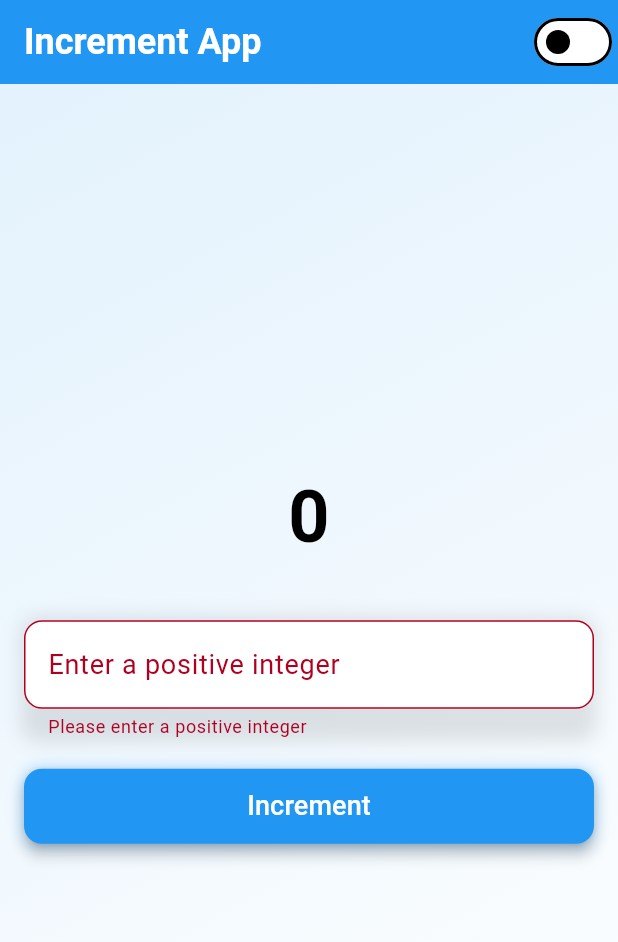
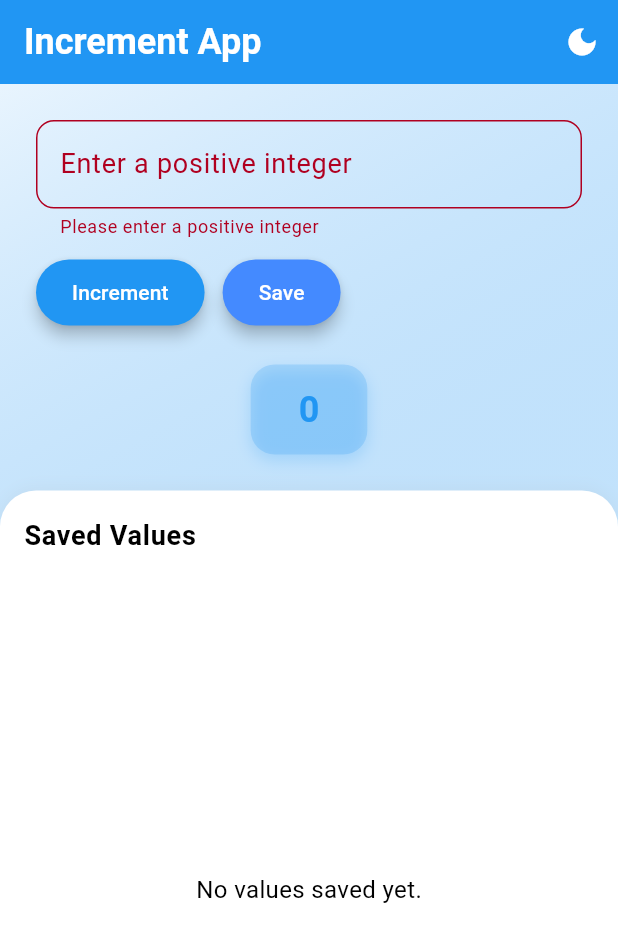
Before and after one commit to TabbyMichael/Toropal-Eval, a Flutter app: the screen it shows after launch, after a tap on "Increment", on a phone screen of 412 x 824 dp. Shown: the top 942 px of the screen. Run offline on Flutter 3.47's test engine with Material 3 defaults, Android fonts, the phone set to English and light mode, and no system bars; our stand-ins replace bloc, equatable, flutter_bloc, flutter_riverpod.

Commit message:
bloc and Increment

```diff
--- /dev/null
+++ b/lib/bloc/increment_bloc.dart
@@ -0,0 +1,43 @@
+import 'package:bloc/bloc.dart';
+import 'package:equatable/equatable.dart';
+import 'package:flutter/material.dart';
+
+part 'increment_event.dart';
+part 'increment_state.dart';
+
+class IncrementBloc extends Bloc<IncrementEvent, IncrementState> {
+  IncrementBloc() : super(const IncrementState()) {
+    on<IncrementRequested>(_onIncrementRequested);
+    on<SaveValueRequested>(_onSaveValueRequested);
+  }
+
+  void _onIncrementRequested(
+    IncrementRequested event,
+    Emitter<IncrementState> emit,
+  ) {
+    if (event.value > 0) {
+      emit(state.copyWith(value: state.value + event.value, clearError: true));
+    } else {
+      emit(state.copyWith(errorMessage: 'Please enter a positive integer'));
+    }
+  }
+
+  void _onSaveValueRequested(
+    SaveValueRequested event,
+    Emitter<IncrementState> emit,
+  ) {
+    if (state.savedValues.contains(state.value)) {
+      emit(state.copyWith(errorMessage: 'Value already saved.'));
+      return;
+    }
+    final updatedList = List<int>.from(state.savedValues)..add(state.value);
+    emit(state.copyWith(savedValues: updatedList, clearError: true));
+  }
+
+  void _onThemeModeChanged(
+    ThemeModeChanged event,
+    Emitter<IncrementState> emit,
+  ) {
+    emit(state.copyWith(themeMode: event.themeMode));
+  }
+}
--- /dev/null
+++ b/lib/bloc/increment_event.dart
@@ -0,0 +1,33 @@
+part of 'increment_bloc.dart';
+
+abstract class IncrementEvent extends Equatable {
+  const IncrementEvent();
+
+  @override
+  List<Object> get props => [];
+}
+
+class IncrementRequested extends IncrementEvent {
+  final int value;
+
+  const IncrementRequested(this.value);
+
+  @override
+  List<Object> get props => [value];
+}
+
+class SaveValueRequested extends IncrementEvent {
+  const SaveValueRequested();
+
+  @override
+  List<Object> get props => [];
+}
+
+class ThemeModeChanged extends IncrementEvent {
+  final ThemeMode themeMode;
+
+  const ThemeModeChanged(this.themeMode);
+
+  @override
+  List<Object> get props => [themeMode];
+}
--- /dev/null
+++ b/lib/bloc/increment_state.dart
@@ -0,0 +1,33 @@
+part of 'increment_bloc.dart';
+
+class IncrementState extends Equatable {
+  final int value;
+  final String? errorMessage;
+  final List<int> savedValues;
+  final ThemeMode themeMode;
+
+  const IncrementState({
+    this.value = 0,
+    this.errorMessage,
+    this.savedValues = const [],
+    this.themeMode = ThemeMode.system,
+  });
+
+  IncrementState copyWith({
+    int? value,
+    String? errorMessage,
+    List<int>? savedValues,
+    ThemeMode? themeMode,
+    bool clearError = false, // Helper to explicitly clear the error
+  }) {
+    return IncrementState(
+      value: value ?? this.value,
+      errorMessage: clearError ? null : errorMessage ?? this.errorMessage,
+      savedValues: savedValues ?? this.savedValues,
+      themeMode: themeMode ?? this.themeMode,
+    );
+  }
+
+  @override
+  List<Object?> get props => [value, errorMessage, savedValues];
+}
--- a/lib/main.dart
+++ b/lib/main.dart
@@ -1,28 +1,35 @@
 import 'package:flutter/material.dart';
-import 'package:flutter_riverpod/flutter_riverpod.dart';
+import 'package:flutter_bloc/flutter_bloc.dart'; // Import Bloc
 import 'package:toropal_clone/app_theme.dart';
-import 'package:toropal_clone/managing%20states/providers.dart';
+import 'package:toropal_clone/bloc/increment_bloc.dart'; // Import Bloc
 import 'screens/splash_screen.dart';
 
 void main() {
   WidgetsFlutterBinding.ensureInitialized();
-  runApp(const ProviderScope(child: MyApp()));
+  // Remove ProviderScope
+  runApp(const MyApp());
 }
 
-class MyApp extends ConsumerWidget {
+// Change from ConsumerWidget to StatelessWidget
+class MyApp extends StatelessWidget {
   const MyApp({super.key});
 
   @override
-  Widget build(BuildContext context, WidgetRef ref) {
-    final isDarkMode = ref.watch(themeProvider);
+  Widget build(BuildContext context) {
+    // Remove isDarkMode logic from Riverpod
 
-    return MaterialApp(
-      debugShowCheckedModeBanner: false,
-      title: 'Increment App',
-      theme: AppTheme.lightTheme(),
-      darkTheme: AppTheme.darkTheme(),
-      themeMode: isDarkMode ? ThemeMode.dark : ThemeMode.light,
-      home: const SplashScreen(),
+    // Wrap with BlocProvider
+    return BlocProvider(
+      create: (context) => IncrementBloc(),
+      child: MaterialApp(
+        debugShowCheckedModeBanner: false,
+        title: 'Increment App (BLoC)', // Update title
+        theme: AppTheme.lightTheme(),
+        darkTheme: AppTheme.darkTheme(),
+        // Use system theme mode or a fixed one if needed
+        themeMode: ThemeMode.system, // Or ThemeMode.light / ThemeMode.dark
+        home: const SplashScreen(),
+      ),
     );
   }
 }
--- a/lib/managing states/providers.dart
+++ /dev/null
@@ -1,4 +0,0 @@
-import 'package:flutter_riverpod/flutter_riverpod.dart';
-
-final themeProvider = StateProvider<bool>((ref) => false);
-final counterProvider = StateProvider<int>((ref) => 0);
--- a/lib/screens/increment_screen.dart
+++ b/lib/screens/increment_screen.dart
@@ -1,19 +1,21 @@
 import 'package:flutter/material.dart';
-import 'package:flutter_riverpod/flutter_riverpod.dart';
-import 'package:toropal_clone/managing%20states/providers.dart';
+import 'package:flutter_bloc/flutter_bloc.dart'; // Import Bloc
+import 'package:toropal_clone/bloc/increment_bloc.dart'; // Import Bloc files
 
-class IncrementScreen extends ConsumerStatefulWidget {
+// Change to StatefulWidget
+class IncrementScreen extends StatefulWidget {
   const IncrementScreen({super.key});
 
   @override
-  ConsumerState<IncrementScreen> createState() => _IncrementScreenState();
+  State<IncrementScreen> createState() => _IncrementScreenState();
 }
 
-class _IncrementScreenState extends ConsumerState<IncrementScreen>
+// Change from ConsumerState to State
+class _IncrementScreenState extends State<IncrementScreen>
     with SingleTickerProviderStateMixin {
   final TextEditingController _controller = TextEditingController();
   final FocusNode _focusNode = FocusNode();
-  String? _errorText;
+  // Removed _errorText, now handled by Bloc state
   late AnimationController _animationController;
   late Animation<double> _scaleAnimation;
 
@@ -37,37 +39,23 @@ class _IncrementScreenState extends ConsumerState<IncrementScreen>
     super.dispose();
   }
 
-  void _incrementCounter() {
+  void _incrementCounter(BuildContext context) {
+    // Pass context
     final input = _controller.text;
-    if (input.isEmpty) {
-      setState(() {
-        _errorText = 'Please enter a positive integer';
-      });
-      return;
-    }
+    final number = int.tryParse(input);
 
-    final number = int.tryParse(input);
-    if (number == null || number <= 0) {
-      setState(() {
-        _errorText = 'Please enter a positive integer';
-      });
-      return;
-    }
+    // Dispatch event to Bloc, Bloc handles validation
+    context.read<IncrementBloc>().add(
+      IncrementRequested(number ?? -1), // Send -1 if parse fails
+    );
 
-    // Valid input - proceed with increment
-    setState(() {
-      _errorText = null;
-      _controller.clear();
-    });
-    ref.read(counterProvider.notifier).state += number;
     _focusNode.unfocus();
-    _animationController.forward().then((_) => _animationController.reverse());
+    // Animation and clearing text field will be handled by BlocListener/BlocBuilder
   }
 
   @override
   Widget build(BuildContext context) {
-    final currentValue = ref.watch(counterProvider);
-    final isDarkMode = ref.watch(themeProvider);
+    // Removed isDarkMode logic
 
     return Scaffold(
       appBar: AppBar(
@@ -76,97 +64,196 @@ class _IncrementScreenState extends ConsumerState<IncrementScreen>
           style: TextStyle(fontSize: 24, fontWeight: FontWeight.bold),
         ),
         actions: [
-          Switch(
-            value: isDarkMode,
-            onChanged: (value) {
-              ref.read(themeProvider.notifier).state = value;
+          IconButton(
+            icon: Icon(
+              Theme.of(context).brightness == Brightness.dark
+                  ? Icons.light_mode
+                  : Icons.dark_mode,
+            ),
+            onPressed: () {
+              final currentBrightness = Theme.of(context).brightness;
+              final newThemeMode =
+                  currentBrightness == Brightness.dark
+                      ? ThemeMode.light
+                      : ThemeMode.dark;
+              context.read<IncrementBloc>().add(ThemeModeChanged(newThemeMode));
             },
           ),
         ],
       ),
-      body: Container(
+      body: BlocConsumer<IncrementBloc, IncrementState>(
+        listener: (context, state) {
+          if (state.errorMessage == null) {
+            _controller.clear();
+            _animationController.forward().then(
+              (_) => _animationController.reverse(),
+            );
+          }
+        },
+        builder: (context, state) {
+          return Container(
             decoration: BoxDecoration(
               gradient: LinearGradient(
                 begin: Alignment.topLeft,
                 end: Alignment.bottomRight,
-            colors:
-                isDarkMode
-                    ? [Colors.grey[900]!, Colors.grey[800]!]
-                    : [Colors.blue[50]!, Colors.white],
+                colors: [
+                  Theme.of(context).colorScheme.primary.withOpacity(0.1),
+                  Theme.of(context).colorScheme.background,
+                ],
               ),
             ),
-        child: Center(
-          child: SingleChildScrollView(
+            child: Column(
+              crossAxisAlignment: CrossAxisAlignment.stretch,
+              children: [
+                Padding(
+                  padding: const EdgeInsets.symmetric(
+                    horizontal: 24.0,
+                    vertical: 24.0,
+                  ),
+                  child: Column(
+                    crossAxisAlignment: CrossAxisAlignment.start,
+                    children: [
+                      TextField(
+                        controller: _controller,
+                        focusNode: _focusNode,
+                        keyboardType: TextInputType.number,
+                        decoration: InputDecoration(
+                          labelText: 'Enter a positive integer',
+                          errorText: state.errorMessage,
+                          border: OutlineInputBorder(
+                            borderRadius: BorderRadius.circular(12),
+                          ),
+                        ),
+                        onSubmitted: (_) => _incrementCounter(context),
+                      ),
+                      const SizedBox(height: 12),
+                      Row(
+                        children: [
+                          ElevatedButton(
+                            onPressed: () => _incrementCounter(context),
+                            child: const Text('Increment'),
+                          ),
+                          const SizedBox(width: 12),
+                          ElevatedButton(
+                            onPressed: () {
+                              context.read<IncrementBloc>().add(
+                                const SaveValueRequested(),
+                              );
+                            },
+                            style: ElevatedButton.styleFrom(
+                              backgroundColor:
+                                  Theme.of(context).colorScheme.secondary,
+                            ),
+                            child: const Text('Save'),
+                          ),
+                        ],
+                      ),
+                      const SizedBox(height: 24),
+                      Center(
+                        child: ScaleTransition(
+                          scale: _scaleAnimation,
+                          child: Container(
+                            padding: const EdgeInsets.symmetric(
+                              horizontal: 32,
+                              vertical: 16,
+                            ),
+                            decoration: BoxDecoration(
+                              color: Theme.of(
+                                context,
+                              ).colorScheme.primary.withOpacity(0.2),
+                              borderRadius: BorderRadius.circular(16),
+                              boxShadow: [
+                                BoxShadow(
+                                  color: Colors.blue.withOpacity(0.2),
+                                  blurRadius: 8,
+                                  offset: const Offset(0, 4),
+                                ),
+                              ],
+                            ),
+                            child: Text(
+                              '${state.value}',
+                              style: Theme.of(
+                                context,
+                              ).textTheme.displayMedium?.copyWith(
+                                color: Theme.of(context).colorScheme.primary,
+                              ),
+                            ),
+                          ),
+                        ),
+                      ),
+                    ],
+                  ),
+                ),
+                Expanded(
+                  child: Container(
+                    decoration: BoxDecoration(
+                      color: Colors.white,
+                      borderRadius: const BorderRadius.only(
+                        topLeft: Radius.circular(24),
+                        topRight: Radius.circular(24),
+                      ),
+                      boxShadow: [
+                        BoxShadow(
+                          color: Colors.grey.withOpacity(0.1),
+                          blurRadius: 8,
+                          offset: const Offset(0, -2),
+                        ),
+                      ],
+                    ),
                     child: Padding(
                       padding: const EdgeInsets.all(16.0),
                       child: Column(
-                mainAxisAlignment: MainAxisAlignment.center,
-                crossAxisAlignment: CrossAxisAlignment.stretch,
+                        crossAxisAlignment: CrossAxisAlignment.start,
                         children: [
-                  ScaleTransition(
-                    scale: _scaleAnimation,
-                    child: Text(
-                      '$currentValue',
-                      style: Theme.of(
-                        context,
-                      ).textTheme.displayMedium?.copyWith(fontSize: 48),
-                      textAlign: TextAlign.center,
+                          Text(
+                            'Saved Values',
+                            style: Theme.of(context).textTheme.bodyLarge
+                                ?.copyWith(fontWeight: FontWeight.bold),
+                          ),
+                          const SizedBox(height: 8),
+                          Expanded(
+                            child:
+                                state.savedValues.isEmpty
+                                    ? const Center(
+                                      child: Text('No values saved yet.'),
+                                    )
+                                    : ListView.separated(
+                                      itemCount: state.savedValues.length,
+                                      separatorBuilder:
+                                          (context, index) =>
+                                              const Divider(height: 16),
+                                      itemBuilder: (context, index) {
+                                        final value = state.savedValues[index];
+                                        return Container(
+                                          padding: const EdgeInsets.symmetric(
+                                            vertical: 12,
+                                            horizontal: 16,
+                                          ),
+                                          decoration: BoxDecoration(
+                                            color: Theme.of(context)
+                                                .colorScheme
+                                                .primary
+                                                .withOpacity(0.1),
+                                            borderRadius: BorderRadius.circular(
+                                              12,
+                                            ),
+                                            border: Border.all(
+                                              color: Theme.of(context)
+                                                  .colorScheme
+                                                  .primary
+                                                  .withOpacity(0.3),
                                             ),
                                           ),
-                  const SizedBox(height: 40),
-                  Container(
-                    decoration: BoxDecoration(
-                      borderRadius: BorderRadius.circular(12),
-                      boxShadow: [
-                        BoxShadow(
-                          color: Colors.black.withOpacity(0.1),
-                          blurRadius: 10,
-                          spreadRadius: 2,
-                        ),
-                      ],
-                    ),
-                    child: TextField(
-                      controller: _controller,
-                      focusNode: _focusNode,
-                      decoration: InputDecoration(
-                        labelText: 'Enter a positive integer',
-                        errorText: _errorText,
-                        border: OutlineInputBorder(
-                          borderRadius: BorderRadius.circular(12),
-                        ),
-                        filled: true,
-                        fillColor: Theme.of(context).cardColor,
-                      ),
-                      keyboardType: TextInputType.number,
-                      onSubmitted: (_) => _incrementCounter(),
+                                          child: Text(
+                                            'Value: $value',
+                                            style: const TextStyle(
+                                              fontSize: 18,
+                                              color: Colors.blue,
+                                              fontWeight: FontWeight.w500,
                                             ),
                                           ),
-                  const SizedBox(height: 20),
-                  Container(
-                    height: 50,
-                    decoration: BoxDecoration(
-                      borderRadius: BorderRadius.circular(12),
-                      boxShadow: [
-                        BoxShadow(
-                          color: Theme.of(
-                            context,
-                          ).primaryColor.withOpacity(0.3),
-                          blurRadius: 8,
-                          spreadRadius: 1,
-                        ),
-                      ],
-                    ),
-                    child: ElevatedButton(
-                      onPressed: _incrementCounter,
-                      style: ElevatedButton.styleFrom(
-                        shape: RoundedRectangleBorder(
-                          borderRadius: BorderRadius.circular(12),
-                        ),
-                      ),
-                      child: const Text(
-                        'Increment',
-                        style: TextStyle(fontSize: 18),
-                      ),
+                                        );
+                                      },
                                     ),
                           ),
                         ],
@@ -174,6 +261,10 @@ class _IncrementScreenState extends ConsumerState<IncrementScreen>
                     ),
                   ),
                 ),
+              ],
+            ),
+          );
+        },
       ),
     );
   }
--- a/pubspec.yaml
+++ b/pubspec.yaml
@@ -33,7 +33,8 @@ dependencies:
   cupertino_icons: ^1.0.8
   flutter_riverpod: ^2.4.9
   flutter_launcher_icons: ^0.14.3
-
+  flutter_bloc: ^9.1.0
+  equatable: ^2.0.7
 dev_dependencies:
   flutter_test:
     sdk: flutter
```
Also changed, not shown: pubspec.lock. Lines whose indentation alone changed are shown as unchanged.
